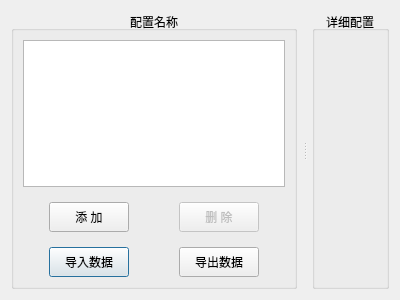
The window that HeGui/HListCollectionDialog.ui (hexianqi/QtCode) describes before a commit, drawn with Qt 5.
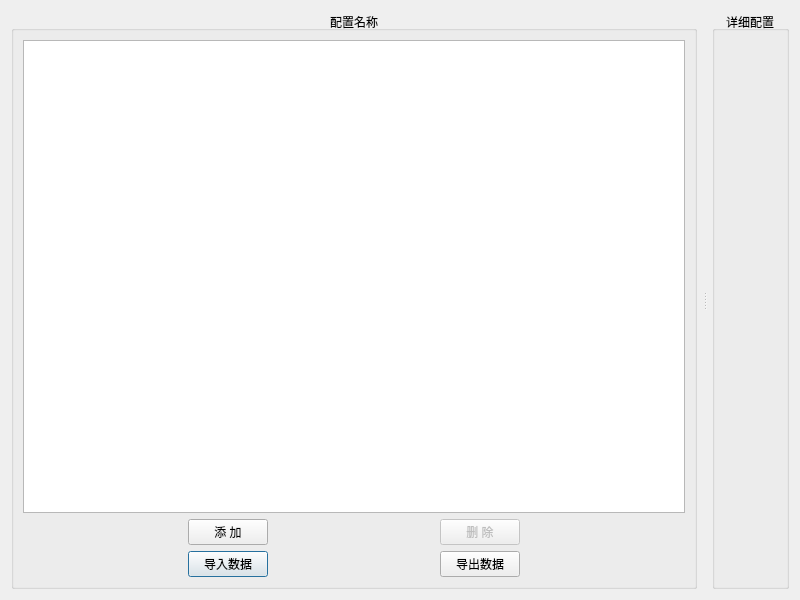
The same window after the commit.

What changed in the file:
```diff
--- a/HeGui/HListCollectionDialog.ui
+++ b/HeGui/HListCollectionDialog.ui
@@ -6,8 +6,8 @@
    <rect>
     <x>0</x>
     <y>0</y>
-    <width>400</width>
-    <height>300</height>
+    <width>800</width>
+    <height>600</height>
    </rect>
   </property>
   <property name="windowTitle">
@@ -30,17 +30,8 @@
        <set>Qt::AlignCenter</set>
       </property>
       <layout class="QGridLayout" name="gridLayout">
-       <property name="spacing">
-        <number>15</number>
-       </property>
        <item row="2" column="1">
-        <widget class="QPushButton" name="pushButton_01">
-         <property name="minimumSize">
-          <size>
-           <width>0</width>
-           <height>30</height>
-          </size>
-         </property>
+        <widget class="QPushButton" name="pushButton_3">
          <property name="text">
           <string>导入数据</string>
          </property>
@@ -60,13 +51,7 @@
         </spacer>
        </item>
        <item row="1" column="1">
-        <widget class="QPushButton" name="pushButton_03">
-         <property name="minimumSize">
-          <size>
-           <width>0</width>
-           <height>30</height>
-          </size>
-         </property>
+        <widget class="QPushButton" name="pushButton_1">
          <property name="text">
           <string>添 加</string>
          </property>
@@ -90,25 +75,13 @@
          <property name="enabled">
           <bool>false</bool>
          </property>
-         <property name="minimumSize">
-          <size>
-           <width>0</width>
-           <height>30</height>
-          </size>
-         </property>
          <property name="text">
           <string>删 除</string>
          </property>
         </widget>
        </item>
        <item row="2" column="3">
-        <widget class="QPushButton" name="pushButton_02">
-         <property name="minimumSize">
-          <size>
-           <width>0</width>
-           <height>30</height>
-          </size>
-         </property>
+        <widget class="QPushButton" name="pushButton_4">
          <property name="text">
           <string>导出数据</string>
          </property>
```
Left out of the diff: 12 changed lines with no effect on the pictures.
